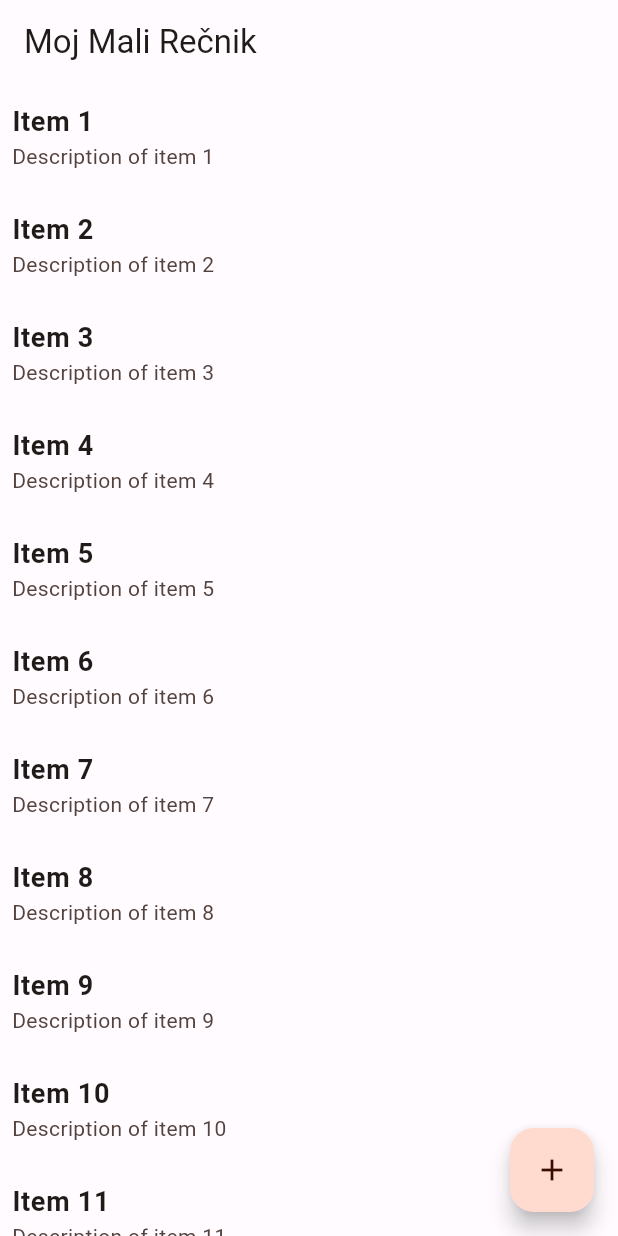
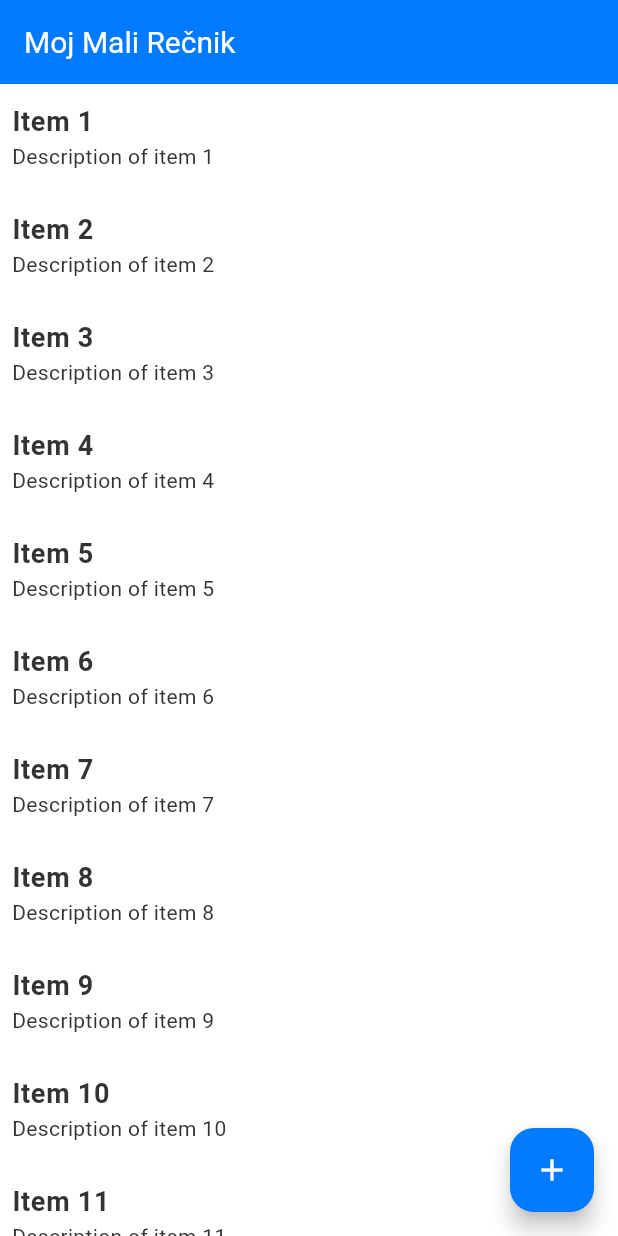
Before and after one commit to saturov/moj_mali_rjecnik, a Flutter app: the screen it shows after launch, on a phone screen of 412 x 824 dp. Run offline on Flutter 3.47's test engine with Material 3 defaults, Android fonts, the phone set to English and light mode, and no system bars.

Commit message:
Refactor theme setup: Extract color scheme and theme settings into separate classes

```diff
--- a/lib/main.dart
+++ b/lib/main.dart
@@ -1,5 +1,5 @@
 import 'package:flutter/material.dart';
-import 'package:moj_mali_rjecnik/themes/coffee_theme.dart';
+import 'package:moj_mali_rjecnik/themes/app_theme.dart';
 import 'package:moj_mali_rjecnik/views/widgets/add_fab.dart';
 import 'package:moj_mali_rjecnik/views/widgets/custom_bottom_sheet.dart';
 import 'package:moj_mali_rjecnik/views/widgets/scrollable_list_view.dart';
@@ -15,10 +15,7 @@ class MyApp extends StatelessWidget {
   Widget build(BuildContext context) {
     return MaterialApp(
       title: 'Flutter Demo',
-      theme: ThemeData.from(
-          colorScheme: CoffeeColorScheme.lightColorScheme, useMaterial3: true),
-      darkTheme: ThemeData.from(
-          colorScheme: CoffeeColorScheme.darkColorScheme, useMaterial3: true),
+      theme: AppTheme.lightTheme, // Используем тему из AppTheme
       home: const MyHomePage(title: 'Moj Mali Rečnik'),
     );
   }
--- /dev/null
+++ b/lib/themes/app_colors.dart
@@ -0,0 +1,14 @@
+import 'package:flutter/material.dart';
+
+class AppColors {
+  static const Color primaryColor = Color(0xFF007BFF); // Основной цвет
+  static const Color onPrimaryColor = Colors.white; // Цвет текста на основном цвете
+  static const Color secondaryColor = Color(0xFF6C757D); // Второстепенный цвет
+  static const Color onSecondaryColor = Colors.white;
+  static const Color errorColor = Color(0xFFB00020); // Цвет ошибки
+  static const Color onErrorColor = Colors.white;
+  static const Color backgroundColor = Color(0xFFFFFFFF); // Фон
+  static const Color onBackgroundColor = Color(0xFF333333); // Текст на фоне
+  static const Color surfaceColor = Color(0xFFFFFFFF); // Поверхность
+  static const Color onSurfaceColor = Color(0xFF333333); // Текст на поверхности
+}
--- /dev/null
+++ b/lib/themes/app_theme.dart
@@ -0,0 +1,48 @@
+import 'package:flutter/material.dart';
+import 'app_colors.dart';
+
+class AppTheme {
+  static ThemeData get lightTheme {
+    return ThemeData(
+      primaryColor: AppColors.primaryColor,
+      scaffoldBackgroundColor: AppColors.backgroundColor,
+      colorScheme: const ColorScheme.light(
+        primary: AppColors.primaryColor,
+        onPrimary: AppColors.onPrimaryColor,
+        secondary: AppColors.secondaryColor,
+        onSecondary: AppColors.onSecondaryColor,
+        error: AppColors.errorColor,
+        onError: AppColors.onErrorColor,
+        background: AppColors.backgroundColor,
+        onBackground: AppColors.onBackgroundColor,
+        surface: AppColors.surfaceColor,
+        onSurface: AppColors.onSurfaceColor,
+      ),
+      textTheme: const TextTheme(
+        headlineLarge: TextStyle(
+          color: AppColors.onBackgroundColor,
+          fontSize: 24,
+          fontWeight: FontWeight.bold,
+        ),
+        bodyMedium: TextStyle(
+          color: AppColors.onBackgroundColor,
+          fontSize: 16,
+        ),
+      ),
+      appBarTheme: const AppBarTheme(
+        backgroundColor: AppColors.primaryColor,
+        titleTextStyle: TextStyle(
+          color: AppColors.onPrimaryColor,
+          fontSize: 20,
+        ),
+      ),
+      floatingActionButtonTheme: const FloatingActionButtonThemeData(
+        backgroundColor: AppColors.primaryColor,
+      ),
+      buttonTheme: const ButtonThemeData(
+        buttonColor: AppColors.primaryColor,
+        textTheme: ButtonTextTheme.primary,
+      ),
+    );
+  }
+}
--- a/lib/themes/coffee_theme.dart
+++ /dev/null
@@ -1,71 +0,0 @@
-import 'package:flutter/material.dart';
-
-class CoffeeColorScheme {
-  static const lightColorScheme = ColorScheme(
-    brightness: Brightness.light,
-    primary: Color(0xFF9A4522),
-    onPrimary: Color(0xFFFFFFFF),
-    primaryContainer: Color(0xFFFFDBCF),
-    onPrimaryContainer: Color(0xFF380D00),
-    secondary: Color(0xFF77574C),
-    onSecondary: Color(0xFFFFFFFF),
-    secondaryContainer: Color(0xFFFFDBCF),
-    onSecondaryContainer: Color(0xFF2C160D),
-    tertiary: Color(0xFF845400),
-    onTertiary: Color(0xFFFFFFFF),
-    tertiaryContainer: Color(0xFFFFDDB6),
-    onTertiaryContainer: Color(0xFF2A1800),
-    error: Color(0xFFBA1A1A),
-    errorContainer: Color(0xFFFFDAD6),
-    onError: Color(0xFFFFFFFF),
-    onErrorContainer: Color(0xFF410002),
-    background: Color(0xFFFFFBFF),
-    onBackground: Color(0xFF201A18),
-    surface: Color(0xFFFFFBFF),
-    onSurface: Color(0xFF201A18),
-    surfaceVariant: Color(0xFFF5DED6),
-    onSurfaceVariant: Color(0xFF53433E),
-    outline: Color(0xFF85736D),
-    onInverseSurface: Color(0xFFFBEEEA),
-    inverseSurface: Color(0xFF362F2C),
-    inversePrimary: Color(0xFFFFB59A),
-    shadow: Color(0xFF000000),
-    surfaceTint: Color(0xFF9A4522),
-    outlineVariant: Color(0xFFD8C2BB),
-    scrim: Color(0xFF000000),
-  );
-
-  static const darkColorScheme = ColorScheme(
-    brightness: Brightness.dark,
-    primary: Color(0xFFFFB59A),
-    onPrimary: Color(0xFF5B1B00),
-    primaryContainer: Color(0xFF7B2E0D),
-    onPrimaryContainer: Color(0xFFFFDBCF),
-    secondary: Color(0xFFE7BEAF),
-    onSecondary: Color(0xFF442A20),
-    secondaryContainer: Color(0xFF5D4035),
-    onSecondaryContainer: Color(0xFFFFDBCF),
-    tertiary: Color(0xFFFFB95A),
-    onTertiary: Color(0xFF462A00),
-    tertiaryContainer: Color(0xFF643F00),
-    onTertiaryContainer: Color(0xFFFFDDB6),
-    error: Color(0xFFFFB4AB),
-    errorContainer: Color(0xFF93000A),
-    onError: Color(0xFF690005),
-    onErrorContainer: Color(0xFFFFDAD6),
-    background: Color(0xFF201A18),
-    onBackground: Color(0xFFEDE0DC),
-    surface: Color(0xFF201A18),
-    onSurface: Color(0xFFEDE0DC),
-    surfaceVariant: Color(0xFF53433E),
-    onSurfaceVariant: Color(0xFFD8C2BB),
-    outline: Color(0xFFA08D86),
-    onInverseSurface: Color(0xFF201A18),
-    inverseSurface: Color(0xFFEDE0DC),
-    inversePrimary: Color(0xFF9A4522),
-    shadow: Color(0xFF000000),
-    surfaceTint: Color(0xFFFFB59A),
-    outlineVariant: Color(0xFF53433E),
-    scrim: Color(0xFF000000),
-  );
-}
```
